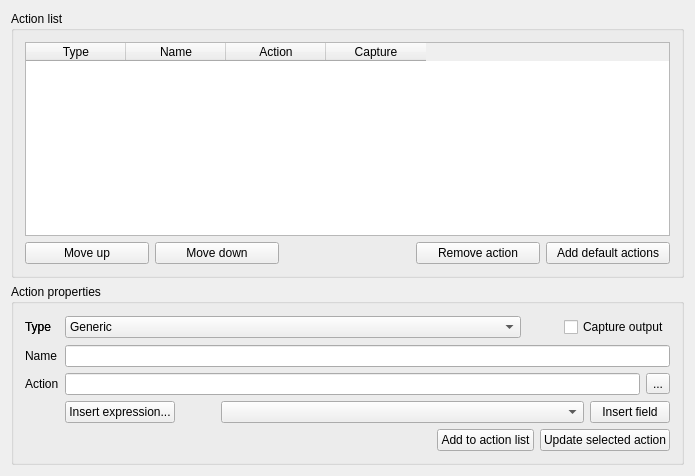
First picture: the form in src/ui/qgsattributeactiondialogbase.ui, repository kadas-albireo/kadas-albireo, before the edit.
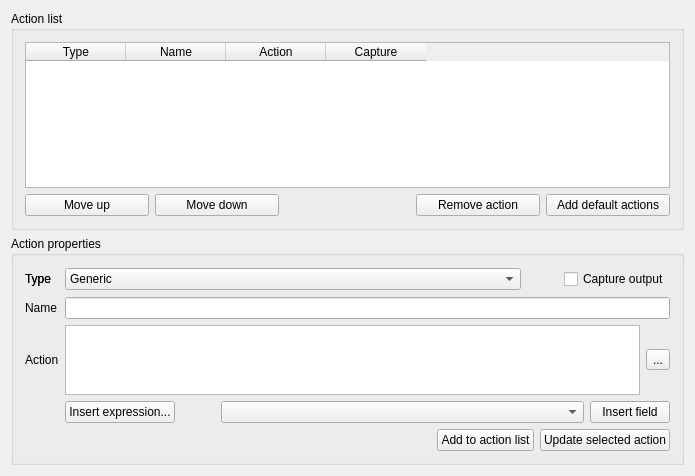
Second picture: the form after the edit.

Commit message: [FEATURE] allow multiline feature actions

The edit to the form file:
```diff
--- a/src/ui/qgsattributeactiondialogbase.ui
+++ b/src/ui/qgsattributeactiondialogbase.ui
@@ -236,7 +236,13 @@
       <item row="2" column="1">
        <layout class="QHBoxLayout" name="horizontalLayout">
         <item>
-         <widget class="QLineEdit" name="actionAction">
+         <widget class="QPlainTextEdit" name="actionAction">
+          <property name="sizePolicy">
+           <sizepolicy hsizetype="Expanding" vsizetype="Preferred">
+            <horstretch>0</horstretch>
+            <verstretch>0</verstretch>
+           </sizepolicy>
+          </property>
           <property name="toolTip">
            <string>Enter the action command here</string>
           </property>
```
Left out of the diff: 9 changed lines with no effect on the pictures. The commit also changes 6 other files.
